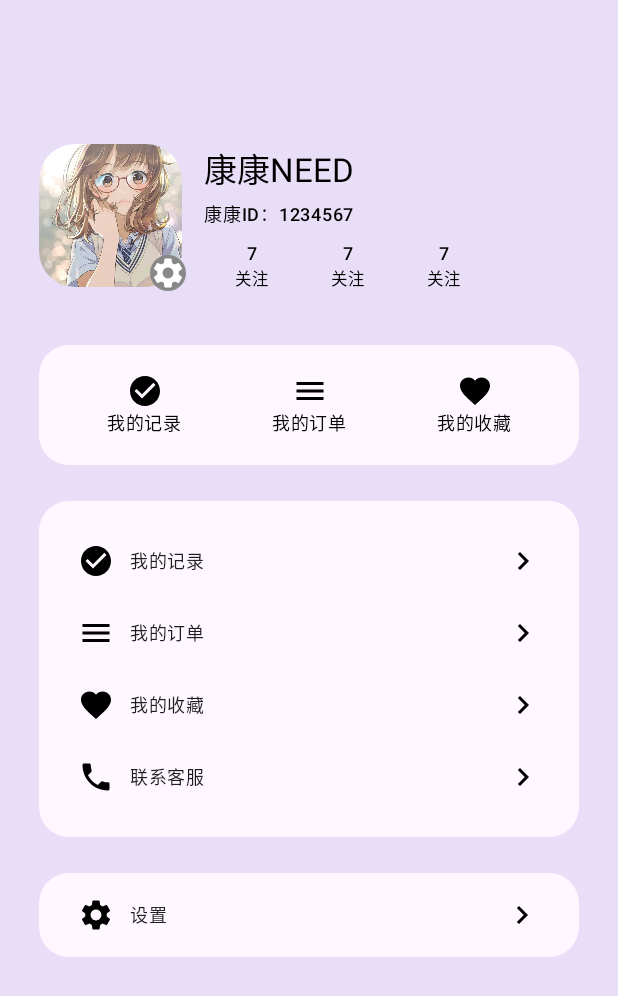
After one commit to devenv1390/KKNeed, an Android app built with Jetpack Compose: the ProfileScreen screen opened through its navigation route, on a phone screen of 412 x 824 dp. The commit adds this screen. Shown: the top 996 px of the screen. Run offline under Robolectric (Android 15) with nearby library versions, the phone set to English and light mode, and no system bars; our stand-ins replace accompanist.

Commit message:
修正命名

```diff
--- a/app/src/main/java/com/example/kkneed/model/ItemData.kt
+++ b/app/src/main/java/com/example/kkneed/model/ItemData.kt
@@ -1,7 +1,14 @@
 package com.example.kkneed.model
+
+import androidx.compose.ui.graphics.vector.ImageVector
 
 data class GuideScreenItemData (//引导页的item数据类
     val image: Int,
     val title: String,
     val content: String,
 )
+data class ButtonItemData(
+    val image: ImageVector,
+    val title: String,
+    val route: String
+)
--- a/app/src/main/java/com/example/kkneed/navigation/AllScreen.kt
+++ b/app/src/main/java/com/example/kkneed/navigation/AllScreen.kt
@@ -5,7 +5,7 @@ const val WELCOME_ROUTE = "welcome"
 const val HOME_ROUTE = "home"
 const val SHOP_ROUTE = "shop"
 const val DATA_ROUTE = "data"
-const val PERSONAL_ROUTE = "personal"
+const val PROFILE_ROUTE = "personal"
 const val ROOT_ROUTE = "root"
 sealed class AllScreen(val route: String){
     object Welcome:AllScreen("welcome_screen")
@@ -13,7 +13,7 @@ sealed class AllScreen(val route: String){
     object Home:AllScreen("home_screen")
     object Shop:AllScreen("shop_screen")
     object Data:AllScreen("data_screen")
-    object Personal:AllScreen("personal_screen")
+    object Profile:AllScreen("profile_screen")
 
     object Main:AllScreen("main_screen")
 }
--- a/app/src/main/java/com/example/kkneed/navigation/BottomItemScreen.kt
+++ b/app/src/main/java/com/example/kkneed/navigation/BottomItemScreen.kt
@@ -11,5 +11,5 @@ sealed class BottomItemScreen(val route: String,val title: String, val icon: Ima
     object Home: BottomItemScreen(HOME_ROUTE,"主页", Icons.Default.Home)
     object Shop: BottomItemScreen(SHOP_ROUTE,"商城",Icons.Default.ShoppingCart)
     object Data: BottomItemScreen(DATA_ROUTE,"定制",Icons.Default.DateRange)
-    object Personal: BottomItemScreen(PERSONAL_ROUTE,"个人",Icons.Default.Person)
+    object Personal: BottomItemScreen(PROFILE_ROUTE,"个人",Icons.Default.Person)
 }
--- a/app/src/main/java/com/example/kkneed/navigation/nav_graph/PersonalNavGraph.kt
+++ /dev/null
@@ -1,20 +0,0 @@
-package com.example.kkneed.navigation.nav_graph
-
-import androidx.navigation.NavController
-import androidx.navigation.NavGraphBuilder
-import androidx.navigation.compose.composable
-import androidx.navigation.navigation
-import com.example.kkneed.screen.personal.PersonalScreen
-import com.example.kkneed.navigation.AllScreen
-import com.example.kkneed.navigation.PERSONAL_ROUTE
-
-fun NavGraphBuilder.PersonalNavGraph(navController: NavController){
-    navigation(
-        startDestination = AllScreen.Personal.route,
-        route = PERSONAL_ROUTE,
-    ){
-        composable(AllScreen.Personal.route){
-            PersonalScreen(navController)
-        }
-    }
-}
--- /dev/null
+++ b/app/src/main/java/com/example/kkneed/navigation/nav_graph/ProfileNavGraph.kt
@@ -0,0 +1,20 @@
+package com.example.kkneed.navigation.nav_graph
+
+import androidx.navigation.NavController
+import androidx.navigation.NavGraphBuilder
+import androidx.navigation.compose.composable
+import androidx.navigation.navigation
+import com.example.kkneed.navigation.AllScreen
+import com.example.kkneed.navigation.PROFILE_ROUTE
+import com.example.kkneed.screen.personal.ProfileScreen
+
+fun NavGraphBuilder.PersonalNavGraph(navController: NavController) {
+    navigation(
+        startDestination = AllScreen.Profile.route,
+        route = PROFILE_ROUTE,
+    ) {
+        composable(AllScreen.Profile.route) {
+            ProfileScreen(navController)
+        }
+    }
+}
--- a/app/src/main/java/com/example/kkneed/screen/MainScreen.kt
+++ b/app/src/main/java/com/example/kkneed/screen/MainScreen.kt
@@ -10,11 +10,8 @@ import androidx.navigation.NavController
 import androidx.navigation.compose.NavHost
 import androidx.navigation.compose.composable
 import androidx.navigation.compose.rememberNavController
-import com.example.kkneed.navigation.DATA_ROUTE
-import com.example.kkneed.navigation.HOME_ROUTE
-import com.example.kkneed.navigation.PERSONAL_ROUTE
-import com.example.kkneed.navigation.SHOP_ROUTE
-import com.example.kkneed.screen.personal.PersonalScreen
+import com.example.kkneed.navigation.*
+import com.example.kkneed.screen.personal.ProfileScreen
 import com.example.kkneed.ui.MyBottomNavigation
 import com.example.kkneed.ui.theme.md_theme_dark_primary
 
@@ -56,8 +53,8 @@ fun MainScreen(navController: NavController) {
             composable(DATA_ROUTE){
                 DataScreen(navController)
             }
-            composable(PERSONAL_ROUTE){
-                PersonalScreen(navController)
+            composable(PROFILE_ROUTE){
+                ProfileScreen(navController)
             }
         }
     }
--- a/app/src/main/java/com/example/kkneed/screen/WelcomeScreen.kt
+++ b/app/src/main/java/com/example/kkneed/screen/WelcomeScreen.kt
@@ -2,29 +2,38 @@ package com.example.kkneed.screen
 
 import android.annotation.SuppressLint
 import androidx.compose.foundation.layout.Box
+import androidx.compose.foundation.layout.Spacer
 import androidx.compose.foundation.layout.fillMaxWidth
+import androidx.compose.foundation.layout.padding
 import androidx.compose.material.Scaffold
 import androidx.compose.material.Text
 import androidx.compose.material3.Button
 import androidx.compose.material3.MaterialTheme
 import androidx.compose.runtime.Composable
+import androidx.compose.ui.Alignment
 import androidx.compose.ui.Modifier
+import androidx.compose.ui.unit.dp
 import androidx.navigation.NavController
 import com.example.kkneed.navigation.AllScreen
+import com.example.kkneed.ui.MyTopAppBar
 
 @SuppressLint("UnusedMaterialScaffoldPaddingParameter")
 @Composable
 fun WelcomeScreen(navController: NavController) {
     Scaffold(
-        backgroundColor = MaterialTheme.colorScheme.background
+        backgroundColor = MaterialTheme.colorScheme.background,
+        topBar = { MyTopAppBar { Text("欢迎界面") }}
     ) {
-        Box(modifier = Modifier.fillMaxWidth()){
+        Box(
+            modifier = Modifier.fillMaxWidth(),
+            contentAlignment = Alignment.Center
+        ){
+            Spacer(modifier = Modifier.padding(0.dp, 10.dp))
             Button(onClick = {
                 navController.navigate(AllScreen.Guide.route)
             }){
                 Text("欢迎！")
             }
         }
-        Text("欢迎界面")
     }
 }
--- a/app/src/main/java/com/example/kkneed/screen/personal/PersonalScreen.kt
+++ /dev/null
@@ -1,42 +0,0 @@
-package com.example.kkneed.screen.personal
-
-import android.annotation.SuppressLint
-import androidx.compose.foundation.layout.*
-import androidx.compose.material.Scaffold
-import androidx.compose.material3.MaterialTheme
-import androidx.compose.runtime.Composable
-import androidx.compose.ui.tooling.preview.Preview
-import androidx.navigation.NavController
-import com.example.kkneed.ui.MyTopAppBar
-import com.example.kkneed.ui.theme.KKNeedTheme
-
-@SuppressLint("UnusedMaterialScaffoldPaddingParameter")
-@Composable
-fun PersonalScreen(navController: NavController) {
-    Scaffold(
-        backgroundColor = MaterialTheme.colorScheme.background,
-        topBar = {
-            MyTopAppBar {}
-        }
-    ) {
-
-    }
-}
-
-
-@SuppressLint("UnusedMaterialScaffoldPaddingParameter")
-@Preview
-@Composable
-fun Temp() {
-    KKNeedTheme {
-        Scaffold(
-            backgroundColor = MaterialTheme.colorScheme.background,
-            topBar = {
-                MyTopAppBar {}
-            }
-        ) {
-
-        }
-    }
-
-}
--- /dev/null
+++ b/app/src/main/java/com/example/kkneed/screen/personal/ProfileScreen.kt
@@ -0,0 +1,263 @@
+package com.example.kkneed.screen.personal
+
+import android.annotation.SuppressLint
+import androidx.compose.foundation.Image
+import androidx.compose.foundation.layout.*
+import androidx.compose.foundation.shape.RoundedCornerShape
+import androidx.compose.material.*
+import androidx.compose.material.icons.Icons
+import androidx.compose.material.icons.filled.*
+import androidx.compose.material3.Button
+import androidx.compose.material3.ButtonDefaults
+import androidx.compose.material3.MaterialTheme
+import androidx.compose.material3.Text
+import androidx.compose.runtime.Composable
+import androidx.compose.ui.Alignment
+import androidx.compose.ui.Modifier
+import androidx.compose.ui.draw.clip
+import androidx.compose.ui.graphics.Color
+import androidx.compose.ui.layout.ContentScale
+import androidx.compose.ui.res.painterResource
+import androidx.compose.ui.tooling.preview.Preview
+import androidx.compose.ui.unit.dp
+import androidx.navigation.NavController
+import com.example.kkneed.R
+import com.example.kkneed.model.ButtonItemData
+import com.example.kkneed.ui.MyTopAppBar
+import com.example.kkneed.ui.theme.KKNeedTheme
+
+@SuppressLint("UnusedMaterialScaffoldPaddingParameter")
+@Composable
+fun ProfileScreen(navController: NavController) {
+    Scaffold(
+        backgroundColor = MaterialTheme.colorScheme.secondaryContainer,
+        topBar = {
+            MyTopAppBar {}
+        }
+    ) {
+        Box(
+            modifier = Modifier
+                .fillMaxSize(),
+            contentAlignment = Alignment.TopCenter
+        ) {
+            Column(
+                horizontalAlignment = Alignment.Start
+            ) {
+                MyAccInfo()
+                Spacer(Modifier.size(0.dp, 24.dp))
+                MyVerticalList(navController)
+                Spacer(Modifier.size(0.dp, 24.dp))
+                MyHorizonList(navController)
+            }
+        }
+
+    }
+}
+
+@Composable
+fun MyAccInfo() {
+    Surface(color = MaterialTheme.colorScheme.secondaryContainer) {
+        Row(modifier = Modifier.padding(top = 40.dp)) {
+            Box(modifier = Modifier.size(110.dp)){
+                Image(
+                    painter = painterResource(R.drawable.head),
+                    contentDescription = "",
+                    modifier = Modifier
+                        .clip(RoundedCornerShape(24.dp))
+                        .size(95.dp),
+                    contentScale = ContentScale.Crop,
+                    alignment = Alignment.TopCenter,
+
+                )
+                androidx.compose.material3.IconButton(
+                    onClick = {},
+                    modifier = Modifier
+                        .align(Alignment.BottomEnd)
+                ){
+                    Surface(
+                        color = Color.Gray,
+                        shape = RoundedCornerShape(100)
+                    ) {
+                        Icon(Icons.Default.Settings,null, tint = Color.White)
+                    }
+                }
+            }
+
+            Column {
+                Text(
+                    text = "康康NEED",
+                    style = MaterialTheme.typography.titleLarge,
+                    modifier = Modifier.padding(bottom = 4.dp)
+                )
+                Text(
+                    text = "康康ID：1234567",
+                    style = MaterialTheme.typography.labelMedium
+                )
+                Row(
+                    modifier = Modifier
+                        .height(50.dp),
+                    verticalAlignment = Alignment.CenterVertically
+                ) {
+                    TextButton(
+                        onClick = {},
+                    ) {
+                        Column(
+                            horizontalAlignment = Alignment.CenterHorizontally
+                        ) {
+                            Text("7", style = MaterialTheme.typography.labelMedium)
+                            Text("关注", style = MaterialTheme.typography.labelSmall)
+                        }
+                    }
+                    TextButton(
+                        onClick = {},
+                    ) {
+                        Column(
+                            horizontalAlignment = Alignment.CenterHorizontally
+                        ) {
+                            Text("7", style = MaterialTheme.typography.labelMedium)
+                            Text("关注", style = MaterialTheme.typography.labelSmall)
+                        }
+                    }
+                    TextButton(
+                        onClick = {},
+                    ) {
+                        Column(
+                            horizontalAlignment = Alignment.CenterHorizontally
+                        ) {
+                            Text("7", style = MaterialTheme.typography.labelMedium)
+                            Text("关注", style = MaterialTheme.typography.labelSmall)
+                        }
+                    }
+                }
+
+            }
+        }
+    }
+
+}
+
+@Composable
+fun MyVerticalList(navController: NavController) {
+    val buttomItems = listOf<ButtonItemData>(
+        ButtonItemData(Icons.Default.CheckCircle, "我的记录", ""),
+        ButtonItemData(Icons.Default.Menu, "我的订单", ""),
+        ButtonItemData(Icons.Default.Favorite, "我的收藏", "")
+    )
+    Surface(
+        color = MaterialTheme.colorScheme.background,
+        shape = RoundedCornerShape(20.dp),
+    ) {
+        Box(
+            modifier = Modifier
+                .size(360.dp, 80.dp),
+            contentAlignment = Alignment.Center
+        ) {
+            Row(verticalAlignment = Alignment.CenterVertically) {
+                buttomItems.forEachIndexed { _, item ->
+                    IconButton(
+                        onClick = {
+                            navController.navigate(item.route)
+                        },
+                        modifier = Modifier.padding(horizontal = 30.dp)
+                    ) {
+                        Column(
+                            horizontalAlignment = Alignment.CenterHorizontally
+                        ) {
+                            Icon(item.image, null)
+                            Text(item.title, style = MaterialTheme.typography.bodySmall)
+                        }
+                    }
+                }
+            }
+        }
+    }
+}
+
+@Composable
+fun MyHorizonList(navController: NavController) {
+    val buttomItems = listOf<ButtonItemData>(
+        ButtonItemData(Icons.Default.CheckCircle, "我的记录", ""),
+        ButtonItemData(Icons.Default.Menu, "我的订单", ""),
+        ButtonItemData(Icons.Default.Favorite, "我的收藏", ""),
+        ButtonItemData(Icons.Default.Phone, "联系客服", "")
+    )
+    val buttonColor = ButtonDefaults.buttonColors(
+        containerColor = Color.Transparent,
+        contentColor = MaterialTheme.colorScheme.onBackground
+    )
+    Column {
+        Surface(
+            color = MaterialTheme.colorScheme.background,
+            shape = RoundedCornerShape(20.dp),
+        ) {
+            Box(
+                modifier = Modifier
+                    .size(360.dp, 224.dp),
+                contentAlignment = Alignment.CenterStart
+            ) {
+                Column(horizontalAlignment = Alignment.Start) {
+                    buttomItems.forEachIndexed { _, item ->
+                        Button(
+                            onClick = {
+                                navController.navigate(item.route)
+                            },
+                            modifier = Modifier
+                                .fillMaxWidth(),
+                            colors = buttonColor
+                        ) {
+                            Row(
+                                verticalAlignment = Alignment.CenterVertically
+                            ) {
+                                Icon(item.image, null)
+                                Spacer(modifier = Modifier.padding(5.dp, 0.dp))
+                                Text(item.title, style = MaterialTheme.typography.bodySmall)
+                                Spacer(modifier = Modifier.padding(100.dp, 0.dp))
+                                Icon(Icons.Default.KeyboardArrowRight, null, tint = Color.Black)
+                            }
+                        }
+                    }
+                }
+            }
+        }
+        Spacer(Modifier.size(0.dp, 24.dp))
+        Surface(
+            color = MaterialTheme.colorScheme.background,
+            shape = RoundedCornerShape(20.dp),
+        ){
+            Box(
+                modifier = Modifier
+                    .size(360.dp, 56.dp),
+                contentAlignment = Alignment.CenterStart
+            ){
+                Button(
+                    onClick = {
+                        navController.navigate("")
+                    },
+                    modifier = Modifier.fillMaxWidth(),
+                    colors = buttonColor
+                ) {
+                    Row(
+                        verticalAlignment = Alignment.CenterVertically
+                    ) {
+                        Icon(Icons.Default.Settings, null)
+                        Spacer(modifier = Modifier.padding(5.dp, 0.dp))
+                        Text("设置", style = MaterialTheme.typography.bodySmall)
+                        Spacer(modifier = Modifier.padding(112.dp, 0.dp))
+                        Icon(Icons.Default.KeyboardArrowRight, null, tint = Color.Black)
+                    }
+                }
+            }
+        }
+    }
+
+}
+
+@SuppressLint("UnusedMaterialScaffoldPaddingParameter")
+@Preview
+@Composable
+fun Temp() {
+    KKNeedTheme {
+        MyAccInfo()
+    }
+
+}
--- a/app/src/main/java/com/example/kkneed/ui/BottomBarView.kt
+++ b/app/src/main/java/com/example/kkneed/ui/BottomBarView.kt
@@ -11,6 +11,7 @@ import androidx.compose.runtime.Composable
 import androidx.compose.runtime.getValue
 import androidx.compose.ui.Modifier
 import androidx.compose.ui.draw.shadow
+import androidx.compose.ui.graphics.Color
 import androidx.compose.ui.unit.dp
 import androidx.navigation.NavController
 import androidx.navigation.NavGraph.Companion.findStartDestination
@@ -31,7 +32,7 @@ fun MyBottomNavigation(navController: NavController) {//第二种设计方案，
     val currentRoute = navBackStackEntry?.destination?.route
     Surface(
         shape = RoundedCornerShape(8.dp, 8.dp, 0.dp, 0.dp),
-//        color = themeString.secondaryContainer,
+        color = Color.Transparent,
         modifier = Modifier
             .shadow(
                 elevation = 10.dp,
```
Also changed, not shown: app/src/main/res/drawable/head.png (added).
